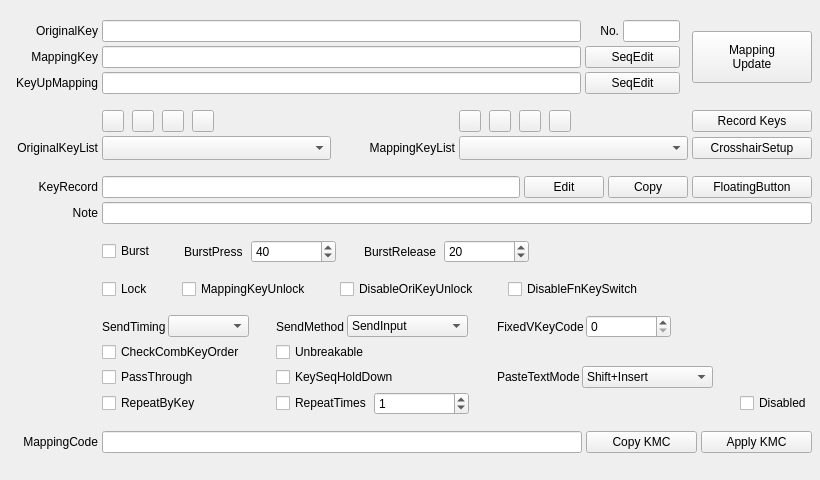
Qt form QKeyMapper/qitemsetupdialog.ui (Zalafina/QKeyMapper) before a commit.
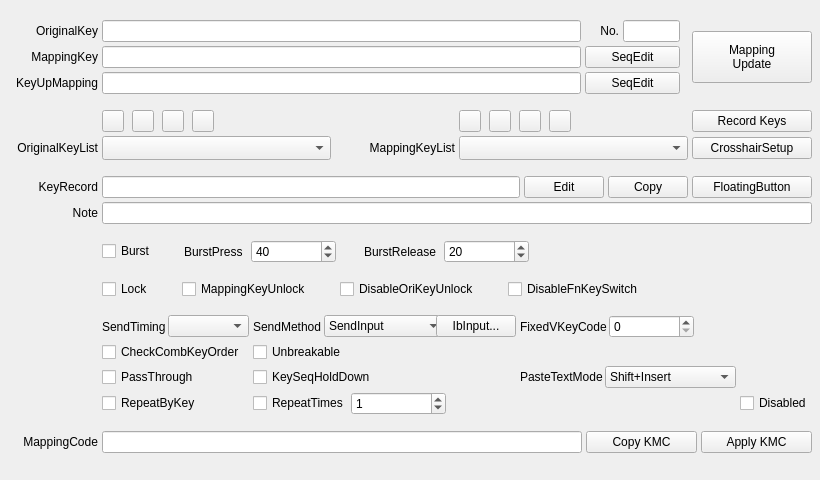
The same form after that commit. Custom widgets are drawn as their Qt base class.

```diff
--- a/QKeyMapper/qitemsetupdialog.ui
+++ b/QKeyMapper/qitemsetupdialog.ui
@@ -1297,6 +1297,13 @@
         </widget>
        </item>
        <item>
+          <widget class="QPushButton" name="ibInputSettingsButton">
+           <property name="text"><string notr="true">IbInput...</string></property>
+           <property name="autoDefault"><bool>false</bool></property>
+           <property name="focusPolicy"><enum>Qt::NoFocus</enum></property>
+          </widget>
+         </item>
+         <item>
         <spacer name="sendMethod_tailSpacer">
          <property name="orientation">
           <enum>Qt::Orientation::Horizontal</enum>
```
Left out of the diff: 3 changed lines with no effect on the pictures.
